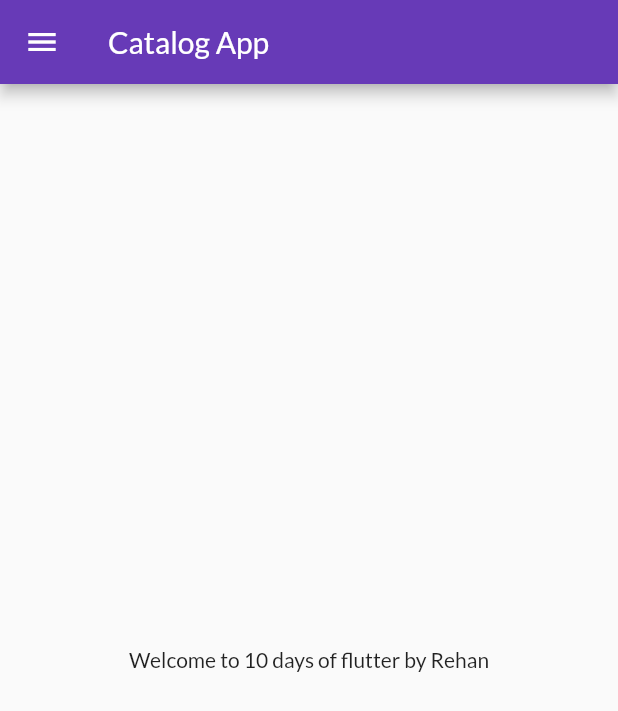
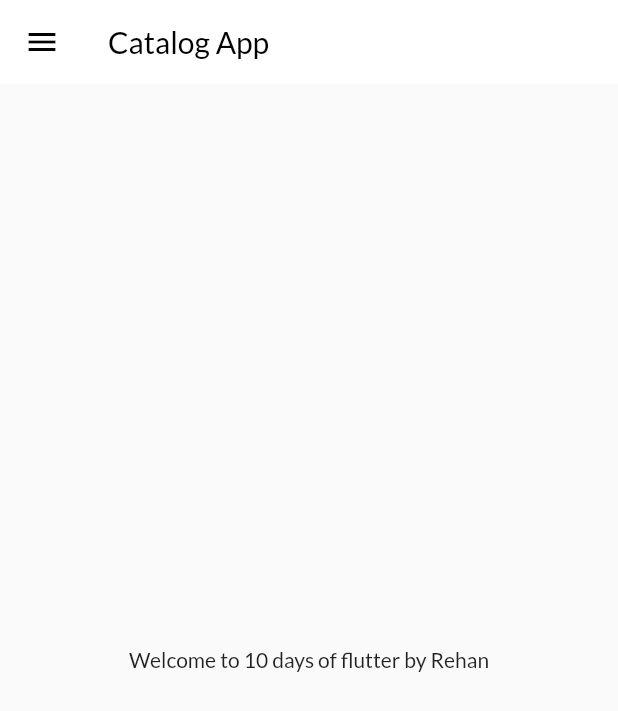
Before and after one commit to rajarehanahmed/LearningFLutter, a Flutter app: the screen it shows after launch, on a phone screen of 412 x 824 dp. Shown: the top 711 px of the screen. Run offline on Flutter 3.47's test engine with Material 2 defaults, Android fonts, the phone set to English and light mode, and no system bars; our stand-ins replace google_fonts.

Commit message:
Themes Extracted

```diff
--- a/lib/main.dart
+++ b/lib/main.dart
@@ -2,6 +2,7 @@ import 'package:flutter/material.dart';
 import 'package:flutter_catalog/pages/home_page.dart';
 import 'package:flutter_catalog/pages/login_page.dart';
 import 'package:flutter_catalog/utils/routes.dart';
+import 'package:flutter_catalog/widgets/themes.dart';
 import 'pages/home_page.dart';
 import 'package:google_fonts/google_fonts.dart';
 
@@ -16,12 +17,9 @@ class MyApp extends StatelessWidget {
   Widget build(BuildContext context) {
     return MaterialApp(
       themeMode: ThemeMode.light,
-      theme: ThemeData(
-        primarySwatch: Colors.deepPurple,
-        fontFamily: GoogleFonts.lato().fontFamily,
-      ),
+      theme: MyTheme.lightTheme(context),
+      darkTheme: MyTheme.darkTheme(context),
       debugShowCheckedModeBanner: false,
-      darkTheme: ThemeData(brightness: Brightness.dark),
       initialRoute: MyRoutes.homeRoute,
       routes: {
         "/ ": (context) => const LoginPage(),
--- a/lib/pages/home_page.dart
+++ b/lib/pages/home_page.dart
@@ -11,14 +11,17 @@ class HomePage extends StatelessWidget {
     const String name = 'Rehan';
     return Scaffold(
       appBar: AppBar(
-        title: const Text('Catalog App'),
+        title: const Text(
+          'Catalog App',
+          style: TextStyle(
+            color: Colors.black,
+          ),
+        ),
       ),
       body: const Center(
         child: Text('Welcome to $days days of flutter by $name'),
       ),
-      drawer: const MyDrawer(
-
-      ),
+      drawer: const MyDrawer(),
     );
   }
 }
--- /dev/null
+++ b/lib/widgets/themes.dart
@@ -0,0 +1,20 @@
+import 'package:flutter/material.dart';
+import 'package:google_fonts/google_fonts.dart';
+
+class MyTheme {
+  static ThemeData lightTheme(BuildContext context) => ThemeData(
+        primarySwatch: Colors.deepPurple,
+        fontFamily: GoogleFonts.lato().fontFamily,
+        appBarTheme: const AppBarTheme(
+          color: Colors.white,
+          elevation: 0.0,
+          iconTheme: IconThemeData(
+            color: Colors.black,
+          ),
+          // textTheme: Theme.of(context).textTheme,
+        ),
+      );
+  static ThemeData darkTheme(BuildContext context) => ThemeData(
+        brightness: Brightness.dark,
+      );
+}
```
